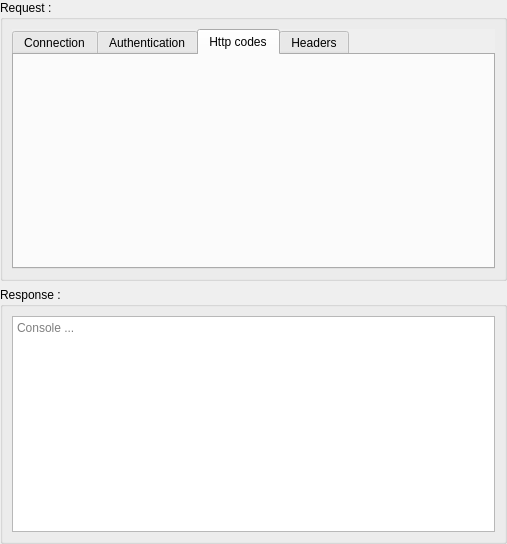
fatehmtd/RequestFlow, file BleachUI/CoreView/ui/EndpointNodeUi.ui: the form before one commit.
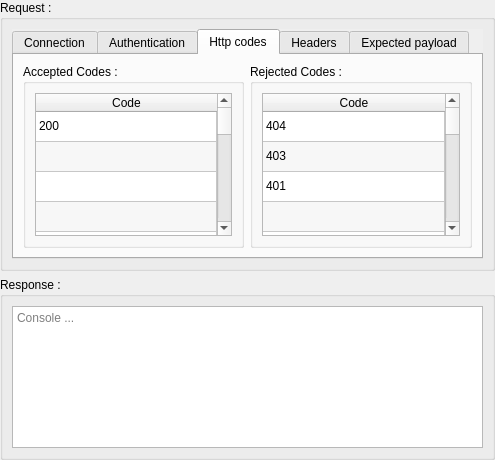
The form after the commit. The open tabs and pages were chosen to show the change.

The edit to the form file:
```diff
--- a/BleachUI/CoreView/ui/EndpointNodeUi.ui
+++ b/BleachUI/CoreView/ui/EndpointNodeUi.ui
@@ -6,8 +6,8 @@
    <rect>
     <x>0</x>
     <y>0</y>
-    <width>507</width>
-    <height>544</height>
+    <width>495</width>
+    <height>460</height>
    </rect>
   </property>
   <property name="windowTitle">
@@ -28,6 +28,12 @@
    </property>
    <item row="0" column="0">
     <widget class="QGroupBox" name="groupBox_3">
+     <property name="minimumSize">
+      <size>
+       <width>495</width>
+       <height>266</height>
+      </size>
+     </property>
      <property name="title">
       <string>Request :</string>
      </property>
@@ -331,6 +337,309 @@
          <attribute name="title">
           <string>Http codes</string>
          </attribute>
+         <layout class="QGridLayout" name="gridLayout_16">
+          <item row="0" column="0">
+           <widget class="QGroupBox" name="groupBox">
+            <property name="title">
+             <string>Accepted Codes :</string>
+            </property>
+            <layout class="QGridLayout" name="gridLayout_14">
+             <item row="0" column="0">
+              <widget class="QTableWidget" name="tableWidget_acceptedCodes">
+               <property name="alternatingRowColors">
+                <bool>true</bool>
+               </property>
+               <property name="selectionMode">
+                <enum>QAbstractItemView::SingleSelection</enum>
+               </property>
+               <property name="selectionBehavior">
+                <enum>QAbstractItemView::SelectRows</enum>
+               </property>
+               <property name="rowCount">
+                <number>100</number>
+               </property>
+               <attribute name="horizontalHeaderStretchLastSection">
+                <bool>true</bool>
+               </attribute>
+               <attribute name="verticalHeaderVisible">
+                <bool>false</bool>
+               </attribute>
+               <row/>
+               <row/>
+               <row/>
+               <row/>
+               <row/>
+               <row/>
+               <row/>
+               <row/>
+               <row/>
+               <row/>
+               <row/>
+               <row/>
+               <row/>
+               <row/>
+               <row/>
+               <row/>
+               <row/>
+               <row/>
+               <row/>
+               <row/>
+               <row/>
+               <row/>
+               <row/>
+               <row/>
+               <row/>
+               <row/>
+               <row/>
+               <row/>
+               <row/>
+               <row/>
+               <row/>
+               <row/>
+               <row/>
+               <row/>
+               <row/>
+               <row/>
+               <row/>
+               <row/>
+               <row/>
+               <row/>
+               <row/>
+               <row/>
+               <row/>
+               <row/>
+               <row/>
+               <row/>
+               <row/>
+               <row/>
+               <row/>
+               <row/>
+               <row/>
+               <row/>
+               <row/>
+               <row/>
+               <row/>
+               <row/>
+               <row/>
+               <row/>
+               <row/>
+               <row/>
+               <row/>
+               <row/>
+               <row/>
+               <row/>
+               <row/>
+               <row/>
+               <row/>
+               <row/>
+               <row/>
+               <row/>
+               <row/>
+               <row/>
+               <row/>
+               <row/>
+               <row/>
+               <row/>
+               <row/>
+               <row/>
+               <row/>
+               <row/>
+               <row/>
+               <row/>
+               <row/>
+               <row/>
+               <row/>
+               <row/>
+               <row/>
+               <row/>
+               <row/>
+               <row/>
+               <row/>
+               <row/>
+               <row/>
+               <row/>
+               <row/>
+               <row/>
+               <row/>
+               <row/>
+               <row/>
+               <row/>
+               <column>
+                <property name="text">
+                 <string>Code</string>
+                </property>
+               </column>
+               <item row="0" column="0">
+                <property name="text">
+                 <string>200</string>
+                </property>
+               </item>
+              </widget>
+             </item>
+            </layout>
+           </widget>
+          </item>
+          <item row="0" column="1">
+           <widget class="QGroupBox" name="groupBox_4">
+            <property name="title">
+             <string>Rejected Codes :</string>
+            </property>
+            <layout class="QGridLayout" name="gridLayout_15">
+             <item row="0" column="0">
+              <widget class="QTableWidget" name="tableWidget_rejectedCodes">
+               <property name="alternatingRowColors">
+                <bool>true</bool>
+               </property>
+               <property name="selectionMode">
+                <enum>QAbstractItemView::SingleSelection</enum>
+               </property>
+               <property name="selectionBehavior">
+                <enum>QAbstractItemView::SelectRows</enum>
+               </property>
+               <property name="showGrid">
+                <bool>true</bool>
+               </property>
+               <property name="gridStyle">
+                <enum>Qt::SolidLine</enum>
+               </property>
+               <property name="sortingEnabled">
+                <bool>true</bool>
+               </property>
+               <property name="rowCount">
+                <number>100</number>
+               </property>
+               <attribute name="horizontalHeaderStretchLastSection">
+                <bool>true</bool>
+               </attribute>
+               <attribute name="verticalHeaderVisible">
+                <bool>false</bool>
+               </attribute>
+               <row/>
+               <row/>
+               <row/>
+               <row/>
+               <row/>
+               <row/>
+               <row/>
+               <row/>
+               <row/>
+               <row/>
+               <row/>
+               <row/>
+               <row/>
+               <row/>
+               <row/>
+               <row/>
+               <row/>
+               <row/>
+               <row/>
+               <row/>
+               <row/>
+               <row/>
+               <row/>
+               <row/>
+               <row/>
+               <row/>
+               <row/>
+               <row/>
+               <row/>
+               <row/>
+               <row/>
+               <row/>
+               <row/>
+               <row/>
+               <row/>
+               <row/>
+               <row/>
+               <row/>
+               <row/>
+               <row/>
+               <row/>
+               <row/>
+               <row/>
+               <row/>
+               <row/>
+               <row/>
+               <row/>
+               <row/>
+               <row/>
+               <row/>
+               <row/>
+               <row/>
+               <row/>
+               <row/>
+               <row/>
+               <row/>
+               <row/>
+               <row/>
+               <row/>
+               <row/>
+               <row/>
+               <row/>
+               <row/>
+               <row/>
+               <row/>
+               <row/>
+               <row/>
+               <row/>
+               <row/>
+               <row/>
+               <row/>
+               <row/>
+               <row/>
+               <row/>
+               <row/>
+               <row/>
+               <row/>
+               <row/>
+               <row/>
+               <row/>
+               <row/>
+               <row/>
+               <row/>
+               <row/>
+               <row/>
+               <row/>
+               <row/>
+               <row/>
+               <row/>
+               <row/>
+               <row/>
+               <row/>
+               <row/>
+               <row/>
+               <row/>
+               <row/>
+               <row/>
+               <row/>
+               <row/>
+               <row/>
+               <column>
+                <property name="text">
+                 <string>Code</string>
+                </property>
+               </column>
+               <item row="0" column="0">
+                <property name="text">
+                 <string>404</string>
+                </property>
+               </item>
+               <item row="1" column="0">
+                <property name="text">
+                 <string>403</string>
+                </property>
+               </item>
+               <item row="2" column="0">
+                <property name="text">
+                 <string>401</string>
+                </property>
+               </item>
+              </widget>
+             </item>
+            </layout>
+           </widget>
+          </item>
+         </layout>
         </widget>
         <widget class="QWidget" name="tab_8">
          <attribute name="title">
@@ -471,6 +780,25 @@
           </item>
          </layout>
         </widget>
+        <widget class="QWidget" name="tab_9">
+         <attribute name="title">
+          <string>Expected payload</string>
+         </attribute>
+         <layout class="QGridLayout" name="gridLayout_17">
+          <item row="0" column="0">
+           <widget class="QPlainTextEdit" name="plainTextEdit_expectedPayload">
+            <property name="readOnly">
+             <bool>true</bool>
+            </property>
+            <property name="plainText">
+             <string>{
+	&quot;body&quot; : {}
+}</string>
+            </property>
+           </widget>
+          </item>
+         </layout>
+        </widget>
        </widget>
       </item>
      </layout>
```
Left out of the diff: 15 changed lines with no effect on the pictures.
